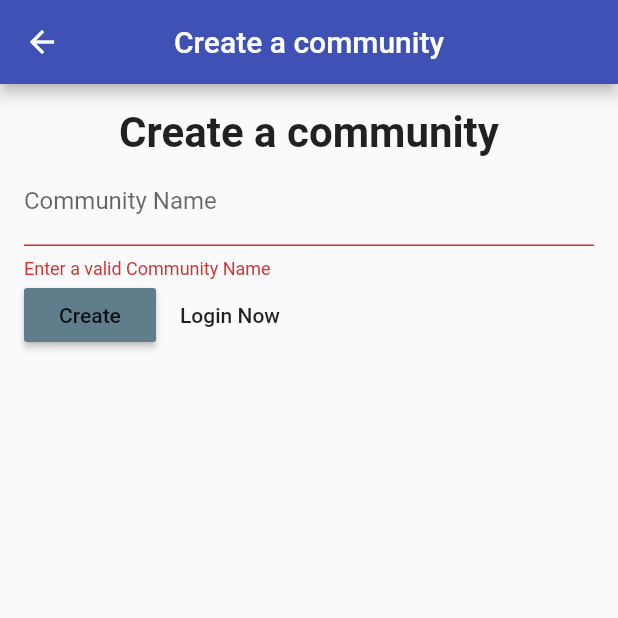
After one commit to Ibrahim-Lokman/Community-Market-Place, a Flutter app: the CreateCommunityScreens screen opened directly, after a tap on "Create", on a phone screen of 412 x 824 dp, the top half of it. The commit adds this screen. Run offline on Flutter 3.47's test engine with Material 2 defaults, Android fonts, the light colour scheme and no system bars; our stand-ins replace localstorage.

Commit message:
frontend "Community create ui" created [ RAFI ]
created : create_community_screen
update : post_state , app_drawer

```diff
--- /dev/null
+++ b/flutterd/lib/screens/create_community_screen.dart
@@ -0,0 +1,105 @@
+import 'package:flutter/material.dart';
+import 'package:flutterd/screens/login_screens.dart';
+import 'package:flutterd/screens/home_screens.dart';
+import 'package:flutterd/state/post_state.dart';
+import 'package:provider/provider.dart';
+
+class CreateCommunityScreens extends StatefulWidget {
+  static const routeName = '/create-community';
+  @override
+  _CreateCommunityScreens createState() => _CreateCommunityScreens();
+}
+
+class _CreateCommunityScreens extends State<CreateCommunityScreens> {
+  String _communityName;
+  final _form = GlobalKey<FormState>();
+
+  void _registerNewCommunity() async {
+    var isvalid = _form.currentState.validate();
+    if (!isvalid) {
+      return;
+    }
+    _form.currentState.save();
+    bool isRegister = await Provider.of<PostState>(context, listen: false)
+        .registerNewCommunity(_communityName);
+    if (isRegister == false) {
+      Navigator.of(context).pushReplacementNamed(HomeScreens.routeName);
+    } else {
+      showDialog(
+        context: context,
+        builder: (context) {
+          return AlertDialog(
+            title: Text("Somthing is Wrong!Try Again"),
+            actions: [
+              RaisedButton(
+                onPressed: () {
+                  Navigator.of(context).pop();
+                },
+                child: Text("Ok"),
+              ),
+            ],
+          );
+        },
+      );
+    }
+  }
+
+  @override
+  Widget build(BuildContext context) {
+    return Scaffold(
+      appBar: AppBar(
+        title: Text("Create a community"),
+        centerTitle: true,
+      ),
+      body: SingleChildScrollView(
+        child: Padding(
+          padding: EdgeInsets.all(16),
+          child: Form(
+            key: _form,
+            child: Column(
+              children: [
+                Text(
+                  "Create a community",
+                  style: TextStyle(
+                    fontWeight: FontWeight.bold,
+                    fontSize: 28,
+                  ),
+                ),
+                TextFormField(
+                  decoration: InputDecoration(labelText: "Community Name"),
+                  validator: (v) {
+                    if (v.isEmpty) {
+                      return 'Enter a valid Community Name';
+                    }
+                    return null;
+                  },
+                  onSaved: (v) {
+                    _communityName = v;
+                  },
+                ),
+                Row(
+                  children: [
+                    RaisedButton(
+                      color: Theme.of(context).accentColor,
+                      onPressed: () {
+                        _registerNewCommunity();
+                      },
+                      child: Text("Create"),
+                    ),
+                    FlatButton(
+                      onPressed: () {
+                        Navigator.of(context)
+                            .pushReplacementNamed(HomeScreens.routeName);
+                      },
+                      child: Text("Login Now"),
+                    ),
+                  ],
+                ),
+              ],
+            ),
+          ),
+        ),
+      ),
+    );
+  }
+}
```
Also changed, not shown: flutterd/lib/state/post_state.dart (+26 -0 lines), flutterd/lib/widgets/app_drawer.dart (+15 -16 lines).
